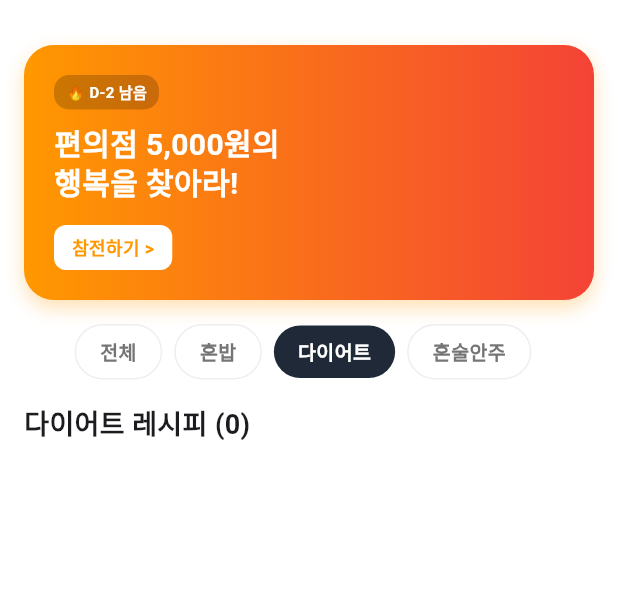
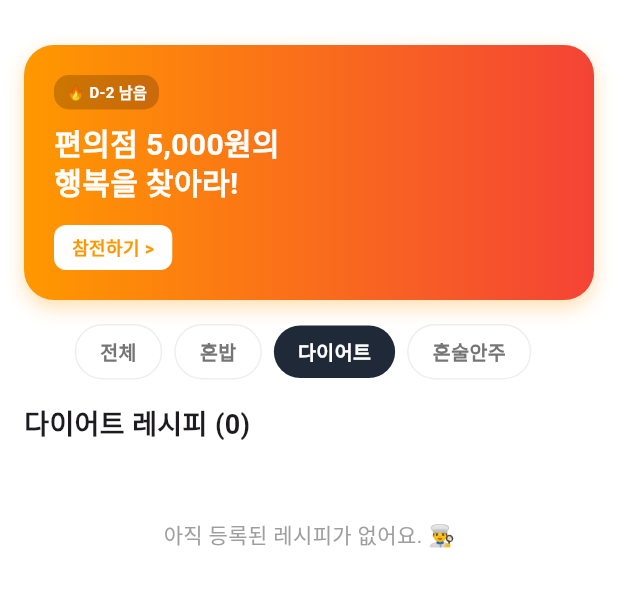
Before and after one commit to shinrotc/honbab_battle, a Flutter app: the HomeScreen screen opened directly, after a tap on "혼밥", after a tap on "다이어트", on a phone screen of 412 x 824 dp, the part 63-670 px from its top. Run offline on Flutter 3.47's test engine with Material 3 defaults, Android fonts, the phone set to English and light mode, and no system bars; our stand-ins replace cloud_firestore, firebase_core, firebase_storage, image_picker; accounts and stored records are empty; network calls fail; Roboto replaces fonts that are missing (Pretendard).

```diff
--- a/lib/screens/home_screen.dart
+++ b/lib/screens/home_screen.dart
@@ -1,6 +1,7 @@
 import 'dart:io';
 import 'package:flutter/material.dart';
-import 'package:flutter/foundation.dart'; // [핵심] 웹/모바일 판단용
+import 'package:flutter/foundation.dart';
+import 'package:cloud_firestore/cloud_firestore.dart'; // [추가] 실시간 감시용
 import '../global_data.dart';
 import '../models/recipe_model.dart';
 import 'detail_screen.dart';
@@ -17,17 +18,27 @@ class HomeScreen extends StatefulWidget {
 class _HomeScreenState extends State<HomeScreen> {
   String _selectedCategory = "전체";
 
+  // 🔥 [핵심 추가] 파이어베이스에서 레시피 목록을 실시간으로 가져오는 스트림
+  Stream<List<RecipeModel>> _getRecipeStream() {
+    Query query = FirebaseFirestore.instance.collection('recipes')
+        .orderBy('createdAt', descending: true); // 최신순 정렬
+
+    // 카테고리가 '전체'가 아닐 때만 필터링 걸기
+    if (_selectedCategory != "전체") {
+      query = query.where('category', isEqualTo: _selectedCategory);
+    }
+
+    return query.snapshots().map((snapshot) {
+      return snapshot.docs.map((doc) {
+        return RecipeModel.fromMap(doc.id, doc.data() as Map<String, dynamic>);
+      }).toList();
+    });
+  }
+
   @override
   Widget build(BuildContext context) {
-    // 데이터 필터링 로직
-    List<RecipeModel> filteredRecipes = _selectedCategory == "전체"
-        ? allRecipes
-        : allRecipes.where((r) => r.category == _selectedCategory).toList();
-
     return Scaffold(
       backgroundColor: Colors.white,
-
-      // [디자인 유지] 상단 앱바 디자인 (로고 + 알림 종 모양)
       appBar: AppBar(
         backgroundColor: Colors.white,
         elevation: 0,
@@ -39,7 +50,7 @@ class _HomeScreenState extends State<HomeScreen> {
               child: const Icon(Icons.restaurant, color: Colors.orange, size: 16),
             ),
             const SizedBox(width: 8),
-            const Text("혼밥대전", style: TextStyle(color: Colors.orange, fontSize: 20, fontWeight: FontWeight.w900, fontStyle: FontStyle.italic)),
+            const Text("혼밥대전", style: TextStyle(color: Colors.orange, fontSize: 20, fontWeight: FontWeight.bold, fontStyle: FontStyle.italic)),
           ],
         ),
         actions: [
@@ -64,10 +75,9 @@ class _HomeScreenState extends State<HomeScreen> {
       body: SingleChildScrollView(
         child: Column(
           children: [
-            // [디자인 유지] 주황색 그라데이션 이벤트 배너
             _buildBanner(context),
 
-            // [디자인 유지] 카테고리 가로 스크롤
+            // 카테고리 가로 스크롤 (디자인 유지)
             SingleChildScrollView(
               scrollDirection: Axis.horizontal,
               padding: const EdgeInsets.symmetric(horizontal: 16),
@@ -76,7 +86,24 @@ class _HomeScreenState extends State<HomeScreen> {
               ),
             ),
 
-            Padding(
+            // 🔥 [핵심 수정] 실시간 데이터 빌더 적용
+            StreamBuilder<List<RecipeModel>>(
+              stream: _getRecipeStream(), // 우리가 만든 실시간 파이프 연결
+              builder: (context, snapshot) {
+                if (snapshot.connectionState == ConnectionState.waiting) {
+                  return const Padding(
+                    padding: EdgeInsets.all(50.0),
+                    child: Center(child: CircularProgressIndicator(color: Colors.orange)),
+                  );
+                }
+
+                if (snapshot.hasError) {
+                  return Center(child: Text("데이터를 불러오지 못했습니다: ${snapshot.error}"));
+                }
+
+                final recipes = snapshot.data ?? [];
+
+                return Padding(
                   padding: const EdgeInsets.all(16.0),
                   child: Column(
                     children: [
@@ -84,28 +111,33 @@ class _HomeScreenState extends State<HomeScreen> {
                         alignment: Alignment.centerLeft,
                         child: Padding(
                           padding: const EdgeInsets.only(bottom: 10),
-                      child: Text("$_selectedCategory 레시피 (${filteredRecipes.length})", style: const TextStyle(fontSize: 18, fontWeight: FontWeight.bold)),
+                          child: Text(
+                            "$_selectedCategory 레시피 (${recipes.length})",
+                            style: const TextStyle(fontSize: 18, fontWeight: FontWeight.bold)
+                          ),
                         ),
                       ),
 
-                  // [데이터 연결] 필터링된 레시피 카드 출력
-                  ...filteredRecipes.map((recipe) => _buildFeedCard(
-                    context,
-                    recipe: recipe,
-                  )),
+                      if (recipes.isEmpty)
+                        const Padding(
+                          padding: EdgeInsets.only(top: 40),
+                          child: Text("아직 등록된 레시피가 없어요. 👨‍🍳", style: TextStyle(color: Colors.grey)),
+                        )
+                      else
+                        ...recipes.map((recipe) => _buildFeedCard(context, recipe: recipe)),
                     ],
                   ),
+                );
+              }
             ),
             const SizedBox(height: 20),
           ],
         ),
       ),
-
-      // [수정] MainScreen에서 글쓰기를 담당하므로, 중복되는 floatingActionButton(연필 아이콘)을 삭제했어!
     );
   }
 
-  // --- 부품 위젯들 (승규의 디자인 원본 유지) ---
+  // --- 부품 위젯들 (승규의 디자인 원본 100% 유지) ---
 
   Widget _buildBanner(BuildContext context) {
     return Container(
@@ -201,7 +233,7 @@ class _HomeScreenState extends State<HomeScreen> {
                 children: [
                   Text(recipe.title, style: const TextStyle(fontSize: 20, fontWeight: FontWeight.bold)),
                   const SizedBox(height: 6),
-                  Text(recipe.recipe, style: TextStyle(color: Colors.grey[600], fontSize: 14, height: 1.4), maxLines: 2, overflow: TextOverflow.ellipsis),
+                  Text(recipe.promo, style: TextStyle(color: Colors.grey[600], fontSize: 14, height: 1.4), maxLines: 2, overflow: TextOverflow.ellipsis),
                   const SizedBox(height: 16),
                   Row(
                     children: [
@@ -211,7 +243,7 @@ class _HomeScreenState extends State<HomeScreen> {
                       const Spacer(),
                       const Icon(Icons.favorite, color: Colors.red, size: 16),
                       const SizedBox(width: 4),
-                      const Text("128", style: TextStyle(fontWeight: FontWeight.bold, fontSize: 14)),
+                      Text("${recipe.likesCount}", style: const TextStyle(fontWeight: FontWeight.bold, fontSize: 14)),
                     ],
                   )
                 ],
@@ -223,7 +255,6 @@ class _HomeScreenState extends State<HomeScreen> {
     );
   }
 
-  // [웹 대응 이미지 로직] 크롬에서도 에러 없이 작동해!
   Widget _buildImageWidget(String? path) {
     if (path == null) return Container(height: 220, color: Colors.grey[200]);
     if (path.startsWith('http')) return Image.network(path, height: 220, width: double.infinity, fit: BoxFit.cover);
--- a/pubspec.yaml
+++ b/pubspec.yaml
@@ -39,6 +39,7 @@ dependencies:
   cloud_firestore: ^6.1.1
   url_launcher: ^6.3.2
   image_picker: ^1.2.1
+  firebase_storage: ^13.0.6
 
 dev_dependencies:
   flutter_test:
```
Also changed, not shown: lib/screens/write_screen.dart (+36 -19 lines), pubspec.lock, 3 other files. Lines whose indentation alone changed are shown as unchanged.
